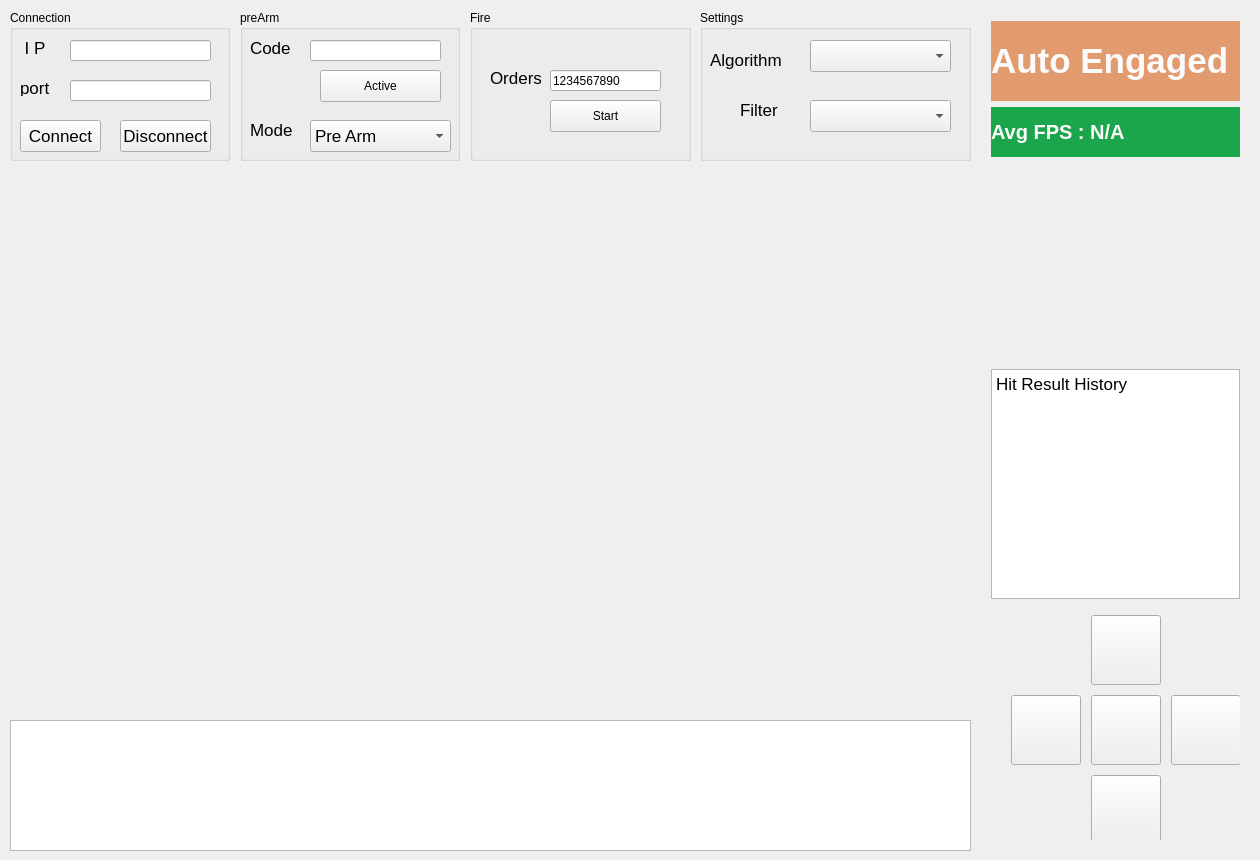
First picture: the form in LGClientDisplayPyQT/new_remote.ui, repository nariyoon/devDreamers, before the edit.
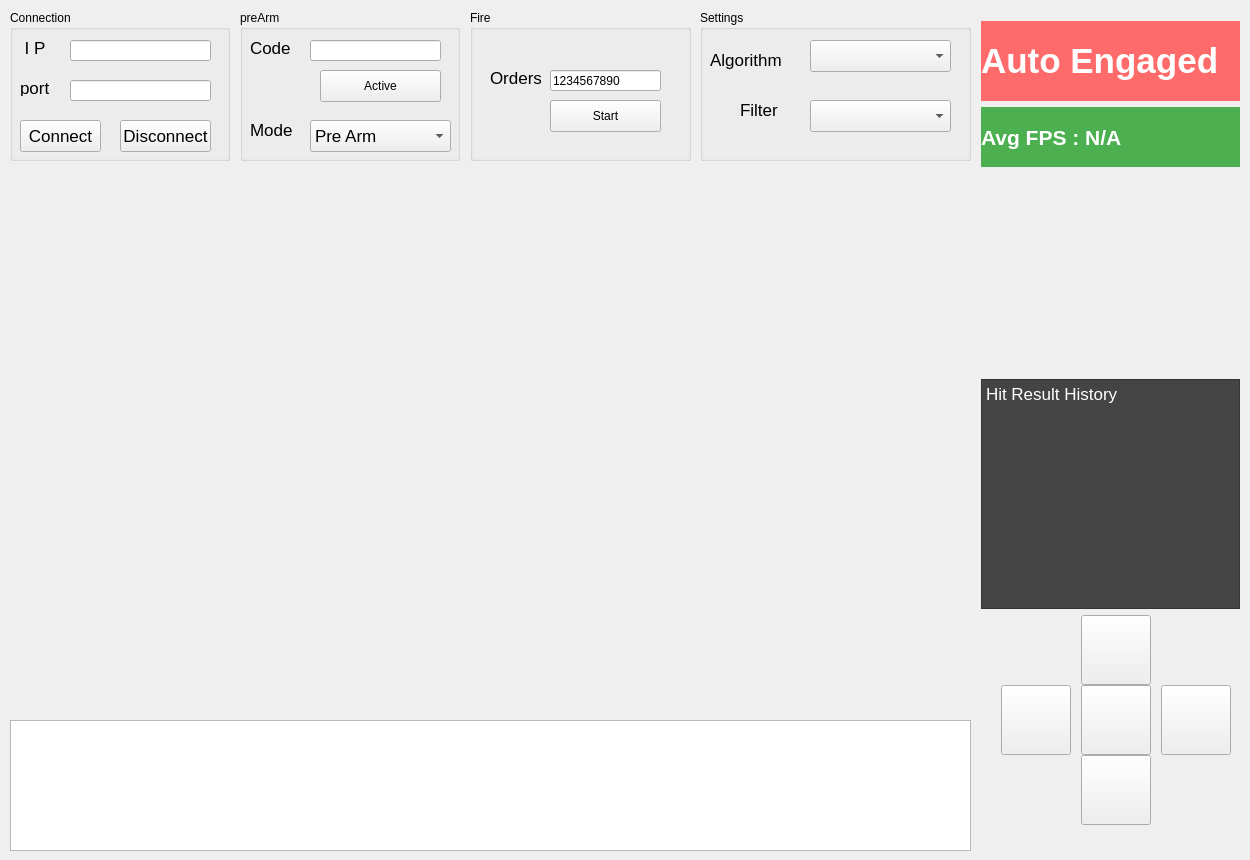
Second picture: the form after the edit. Icons and pictures are not drawn.

Patch:
```diff
--- a/LGClientDisplayPyQT/new_remote.ui
+++ b/LGClientDisplayPyQT/new_remote.ui
@@ -6,19 +6,19 @@
    <rect>
     <x>0</x>
     <y>0</y>
-    <width>1260</width>
+    <width>1250</width>
     <height>860</height>
    </rect>
   </property>
   <property name="minimumSize">
    <size>
-    <width>1260</width>
+    <width>1250</width>
     <height>860</height>
    </size>
   </property>
   <property name="maximumSize">
    <size>
-    <width>1260</width>
+    <width>1250</width>
     <height>860</height>
    </size>
   </property>
@@ -395,9 +395,9 @@
    <widget class="QWidget" name="verticalLayoutWidget">
     <property name="geometry">
      <rect>
-      <x>980</x>
+      <x>970</x>
       <y>10</y>
-      <width>271</width>
+      <width>281</width>
       <height>841</height>
      </rect>
     </property>
@@ -413,7 +413,6 @@
        <property name="font">
         <font>
          <pointsize>26</pointsize>
-         <weight>75</weight>
          <bold>true</bold>
         </font>
        </property>
@@ -421,8 +420,8 @@
         <bool>false</bool>
        </property>
        <property name="styleSheet">
-        <string notr="true">background-color: #e29b6f;
-color: #FBFBFB</string>
+        <string notr="true">background-color: #FF6B6B;
+color: #FFFFFF</string>
        </property>
        <property name="text">
         <string>Auto Engaged</string>
@@ -434,13 +433,12 @@
        <property name="maximumSize">
         <size>
          <width>16777215</width>
-         <height>50</height>
+         <height>60</height>
         </size>
        </property>
        <property name="font">
         <font>
-         <pointsize>15</pointsize>
-         <weight>75</weight>
+         <pointsize>16</pointsize>
          <bold>true</bold>
         </font>
        </property>
@@ -448,8 +446,8 @@
         <bool>false</bool>
        </property>
        <property name="styleSheet">
-        <string notr="true">background-color: #1ca64c;
-color: #FBFBFB</string>
+        <string notr="true">background-color: #4CAF50;
+color: #FFFFFF</string>
        </property>
        <property name="text">
         <string>Avg FPS : N/A</string>
@@ -480,12 +478,18 @@
          <height>230</height>
         </size>
        </property>
+       <property name="styleSheet">
+        <string notr="true">background-color: #444444</string>
+       </property>
        <property name="html">
         <string>&lt;!DOCTYPE HTML PUBLIC &quot;-//W3C//DTD HTML 4.0//EN&quot; &quot;http://www.w3.org/TR/REC-html40/strict.dtd&quot;&gt;
-&lt;html&gt;&lt;head&gt;&lt;meta name=&quot;qrichtext&quot; content=&quot;1&quot; /&gt;&lt;style type=&quot;text/css&quot;&gt;
+&lt;html&gt;&lt;head&gt;&lt;meta name=&quot;qrichtext&quot; content=&quot;1&quot; /&gt;&lt;meta charset=&quot;utf-8&quot; /&gt;&lt;style type=&quot;text/css&quot;&gt;
 p, li { white-space: pre-wrap; }
-&lt;/style&gt;&lt;/head&gt;&lt;body style=&quot; font-family:'Gulim'; font-size:9pt; font-weight:400; font-style:normal;&quot;&gt;
-&lt;p style=&quot; margin-top:0px; margin-bottom:0px; margin-left:0px; margin-right:0px; -qt-block-indent:0; text-indent:0px;&quot;&gt;&lt;span style=&quot; font-family:'.AppleSystemUIFont'; font-size:13pt;&quot;&gt;Hit Result History&lt;/span&gt;&lt;/p&gt;&lt;/body&gt;&lt;/html&gt;</string>
+hr { height: 1px; border-width: 0; }
+li.unchecked::marker { content: &quot;\2610&quot;; }
+li.checked::marker { content: &quot;\2612&quot;; }
+&lt;/style&gt;&lt;/head&gt;&lt;body style=&quot; font-family:'.AppleSystemUIFont'; font-size:13pt; font-weight:400; font-style:normal;&quot;&gt;
+&lt;p style=&quot; margin-top:0px; margin-bottom:0px; margin-left:0px; margin-right:0px; -qt-block-indent:0; text-indent:0px;&quot;&gt;&lt;span style=&quot; color:#ffffff;&quot;&gt;Hit Result History&lt;/span&gt;&lt;/p&gt;&lt;/body&gt;&lt;/html&gt;</string>
        </property>
       </widget>
      </item>
@@ -501,7 +505,7 @@
         <property name="geometry">
          <rect>
           <x>100</x>
-          <y>10</y>
+          <y>0</y>
           <width>70</width>
           <height>70</height>
          </rect>
@@ -521,7 +525,7 @@
         <property name="geometry">
          <rect>
           <x>100</x>
-          <y>90</y>
+          <y>70</y>
           <width>70</width>
           <height>70</height>
          </rect>
@@ -541,7 +545,7 @@
         <property name="geometry">
          <rect>
           <x>180</x>
-          <y>90</y>
+          <y>70</y>
           <width>70</width>
           <height>70</height>
          </rect>
@@ -561,7 +565,7 @@
         <property name="geometry">
          <rect>
           <x>20</x>
-          <y>90</y>
+          <y>70</y>
           <width>70</width>
           <height>70</height>
          </rect>
@@ -581,7 +585,7 @@
         <property name="geometry">
          <rect>
           <x>100</x>
-          <y>170</y>
+          <y>140</y>
           <width>70</width>
           <height>70</height>
          </rect>
```
